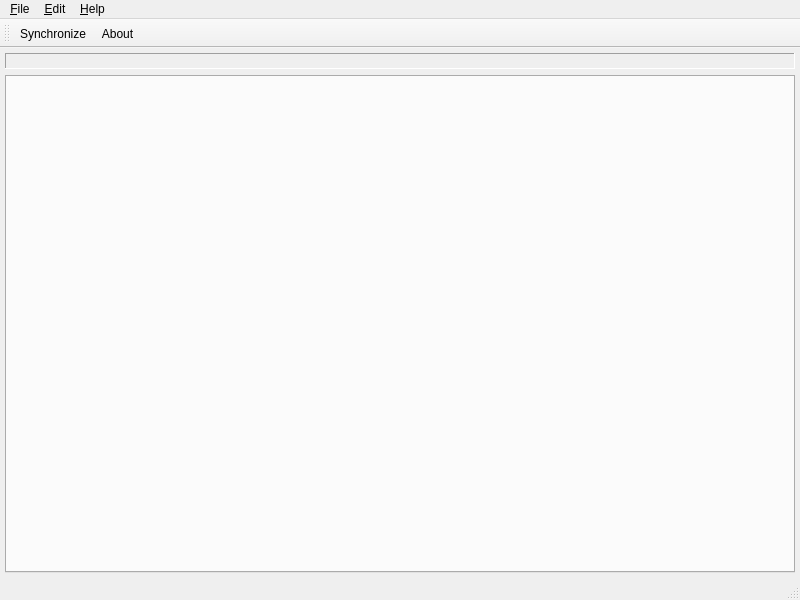
Above: src/AniChou/gui/Main.ui from GodOfConquest/anichou before the change. Below: the same form after it.
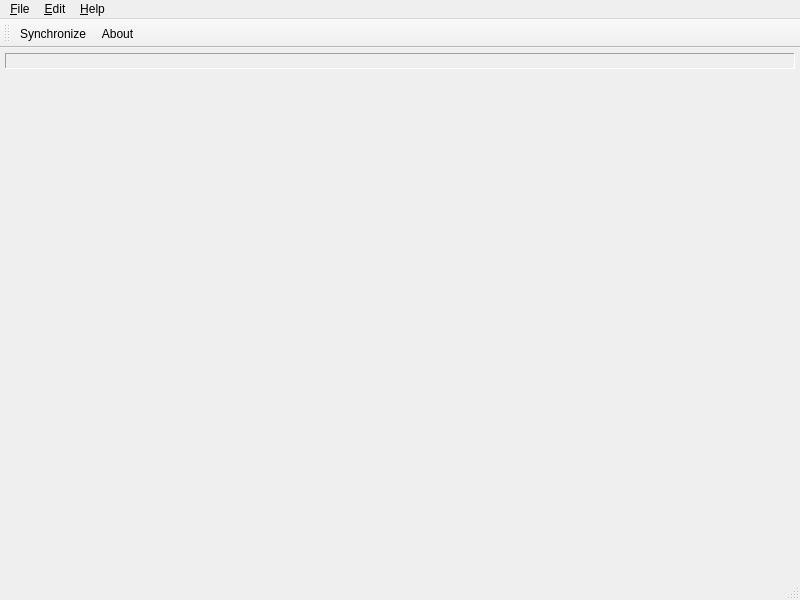
That is the form after the change. Icons and pictures are not drawn. Custom widgets are drawn as their Qt base class.

```diff
--- a/src/AniChou/gui/Main.ui
+++ b/src/AniChou/gui/Main.ui
@@ -39,6 +39,12 @@
       <property name="currentIndex">
        <number>-1</number>
       </property>
+      <property name="documentMode">
+       <bool>true</bool>
+      </property>
+      <property name="movable">
+       <bool>true</bool>
+      </property>
      </widget>
     </item>
    </layout>
@@ -139,6 +145,14 @@
    </property>
   </action>
  </widget>
+ <customwidgets>
+  <customwidget>
+   <class>ACTabWidget</class>
+   <extends>QTabWidget</extends>
+   <header>widgets</header>
+   <container>1</container>
+  </customwidget>
+ </customwidgets>
  <resources>
   <include location="../data/images.qrc"/>
  </resources>
```
Left out of the diff: 2 changed lines with no effect on the pictures.
